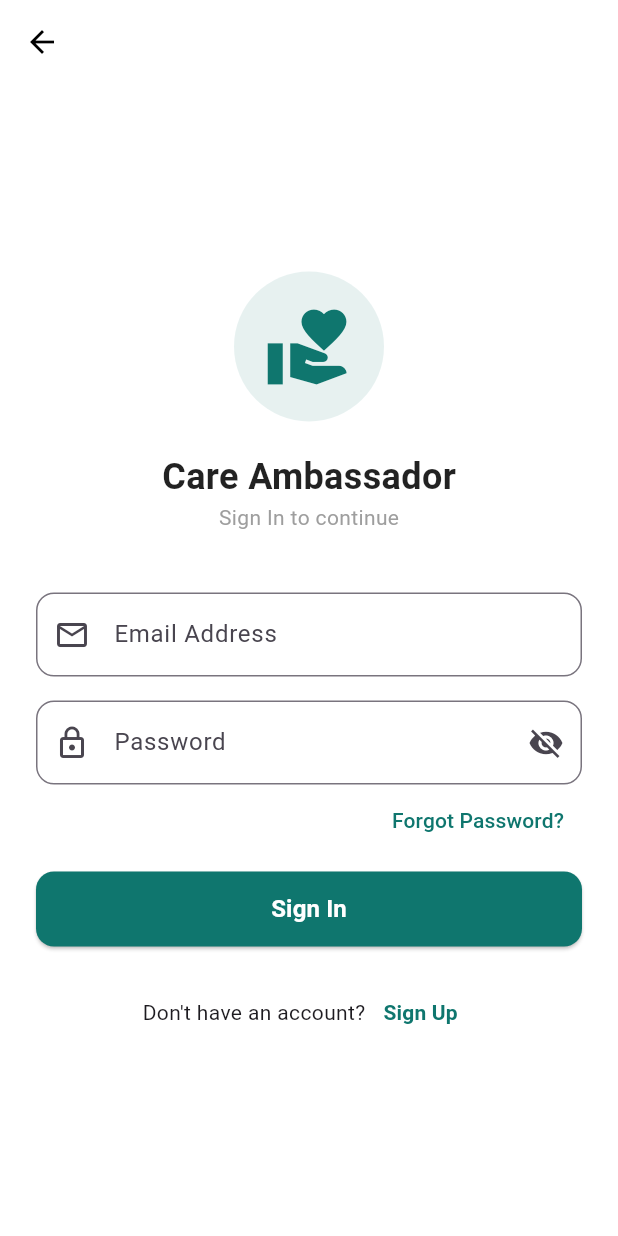
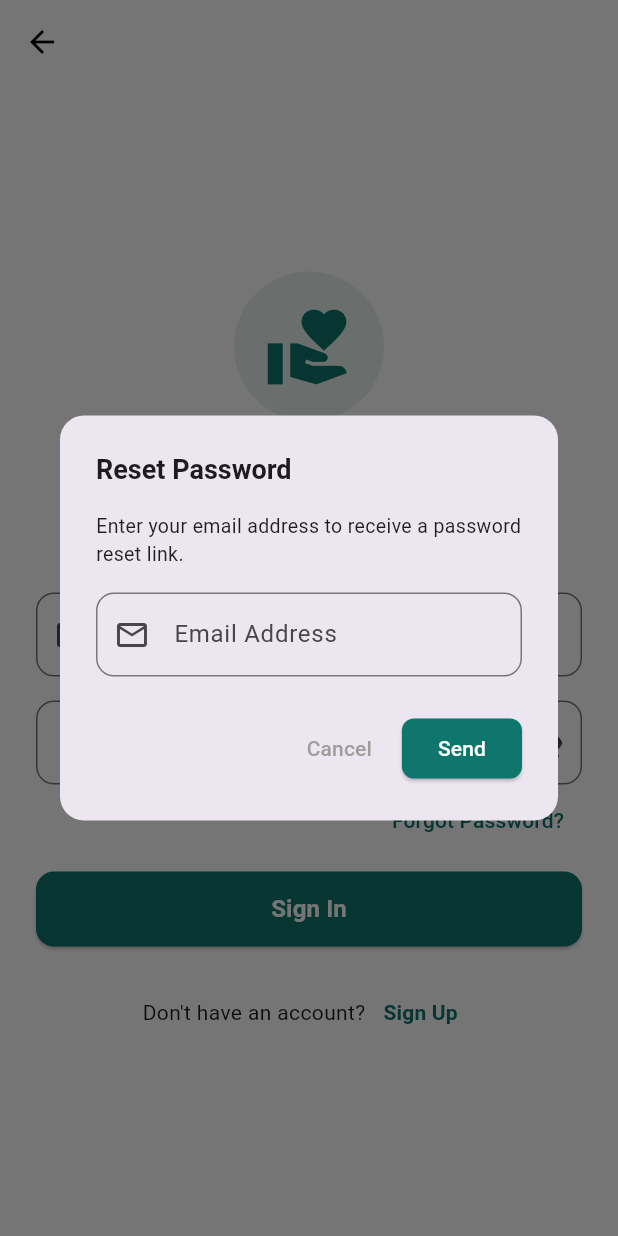
Before and after one commit to sumaiya1024/my-app-project, a Flutter app: the SignInScreen screen opened directly, after a tap on "Forgot Password?", on a phone screen of 412 x 824 dp. Run offline on Flutter 3.47's test engine with Material 3 defaults, Android fonts, the phone set to English and light mode, and no system bars; our stand-ins replace easy_localization.

Commit message:
Auto update project files

```diff
--- a/lib/ambassador/profile_screen.dart
+++ b/lib/ambassador/profile_screen.dart
@@ -17,13 +17,13 @@ class _ProfileScreenState extends State<ProfileScreen> {
 
   // টেক্সট কন্ট্রোলারসমূহ
   final TextEditingController _nameController = TextEditingController(
-    text: "Jennie Kim",
+    text: "Jennie Akter",
   );
   final TextEditingController _phoneController = TextEditingController(
     text: "+880 1712-345678",
   );
   final TextEditingController _emailController = TextEditingController(
-    text: "jennie.care@kinvera.com",
+    text: "jennieakter@gmail.com",
   );
   final TextEditingController _addressController = TextEditingController(
     text: "Gulshan-2, Dhaka, Bangladesh",
--- a/lib/main.dart
+++ b/lib/main.dart
@@ -8,7 +8,7 @@ import 'ambassador/ambassador_dashboard.dart';
 
 // Other Roles Imports (Family & Elderly)
 import 'elderly member/elderly_member_registration.dart';
-import 'elderly member/elderly_page.dart'; // এখানে ElderlyDashboardScreen রয়েছে
+import 'elderly member/elderly_page.dart'; // এখানে ElderlyDashboardScreen রয়েছে
 import 'family member/family_registration.dart';
 import 'family member/family_page.dart';
 
@@ -341,6 +341,74 @@ class _SignInScreenState extends State<SignInScreen> {
   final Color primaryTeal = const Color(0xFF0F766E);
   bool isPasswordHidden = true;
 
+  // ফরেগট পাসওয়ার্ড ডায়ালগ পপআপ ফাংশন
+  void _showForgotPasswordDialog(BuildContext context) {
+    final TextEditingController emailController = TextEditingController();
+
+    showDialog(
+      context: context,
+      builder: (context) {
+        return AlertDialog(
+          shape: RoundedRectangleBorder(
+            borderRadius: BorderRadius.circular(16),
+          ),
+          title: const Text(
+            "Reset Password",
+            style: TextStyle(fontWeight: FontWeight.bold, fontSize: 18),
+          ),
+          content: Column(
+            mainAxisSize: MainAxisSize.min,
+            children: [
+              const Text(
+                "Enter your email address to receive a password reset link.",
+                style: TextStyle(fontSize: 13, color: Colors.black87),
+              ),
+              const SizedBox(height: 16),
+              TextField(
+                controller: emailController,
+                decoration: InputDecoration(
+                  labelText: "Email Address",
+                  prefixIcon: const Icon(Icons.email_outlined),
+                  border: OutlineInputBorder(
+                    borderRadius: BorderRadius.circular(12),
+                  ),
+                  focusedBorder: OutlineInputBorder(
+                    borderRadius: BorderRadius.circular(12),
+                    borderSide: BorderSide(color: primaryTeal, width: 2),
+                  ),
+                ),
+              ),
+            ],
+          ),
+          actions: [
+            TextButton(
+              onPressed: () => Navigator.pop(context),
+              child: const Text("Cancel", style: TextStyle(color: Colors.grey)),
+            ),
+            ElevatedButton(
+              style: ElevatedButton.styleFrom(
+                backgroundColor: primaryTeal,
+                foregroundColor: Colors.white,
+                shape: RoundedRectangleBorder(
+                  borderRadius: BorderRadius.circular(8),
+                ),
+              ),
+              onPressed: () {
+                Navigator.pop(context);
+                ScaffoldMessenger.of(context).showSnackBar(
+                  const SnackBar(
+                    content: Text("Password reset link sent to your email!"),
+                  ),
+                );
+              },
+              child: const Text("Send"),
+            ),
+          ],
+        );
+      },
+    );
+  }
+
   @override
   Widget build(BuildContext context) {
     return Scaffold(
@@ -432,10 +500,13 @@ class _SignInScreenState extends State<SignInScreen> {
                 ),
               ),
 
+              // Forgot Password Action Added Here
               Align(
                 alignment: Alignment.centerRight,
                 child: TextButton(
-                  onPressed: () {},
+                  onPressed: () {
+                    _showForgotPasswordDialog(context);
+                  },
                   child: Text(
                     "forgot_password".tr(),
                     style: TextStyle(color: primaryTeal),
```
Also changed, not shown: lib/ambassador/help.dart (+7 -6 lines).
